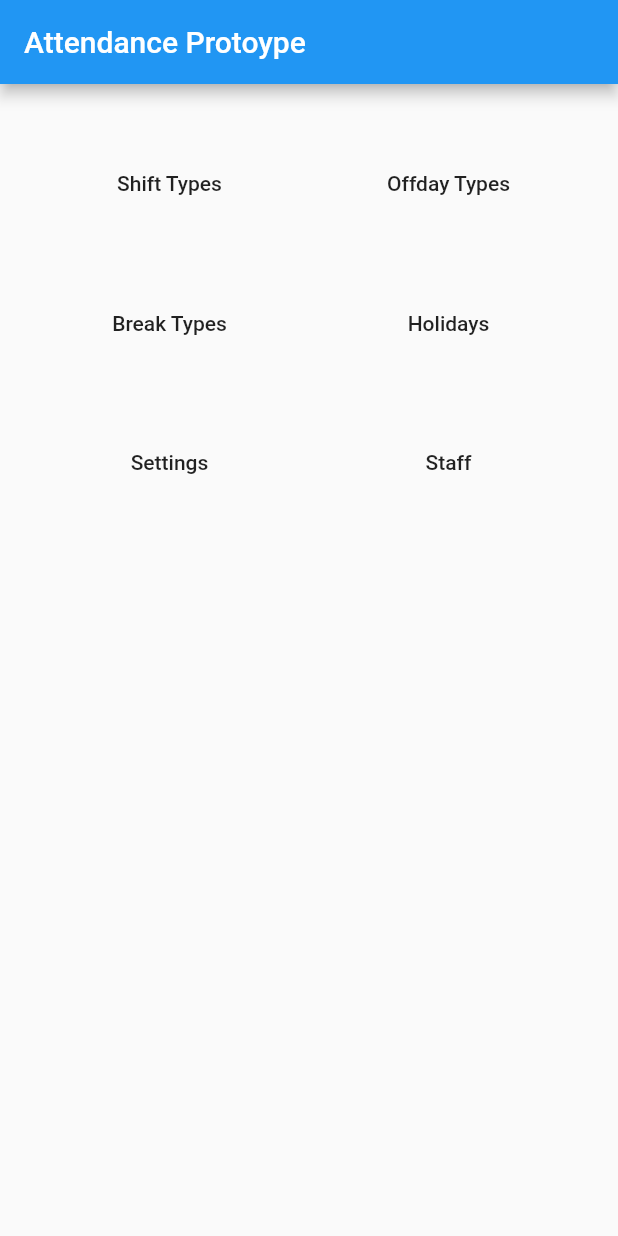
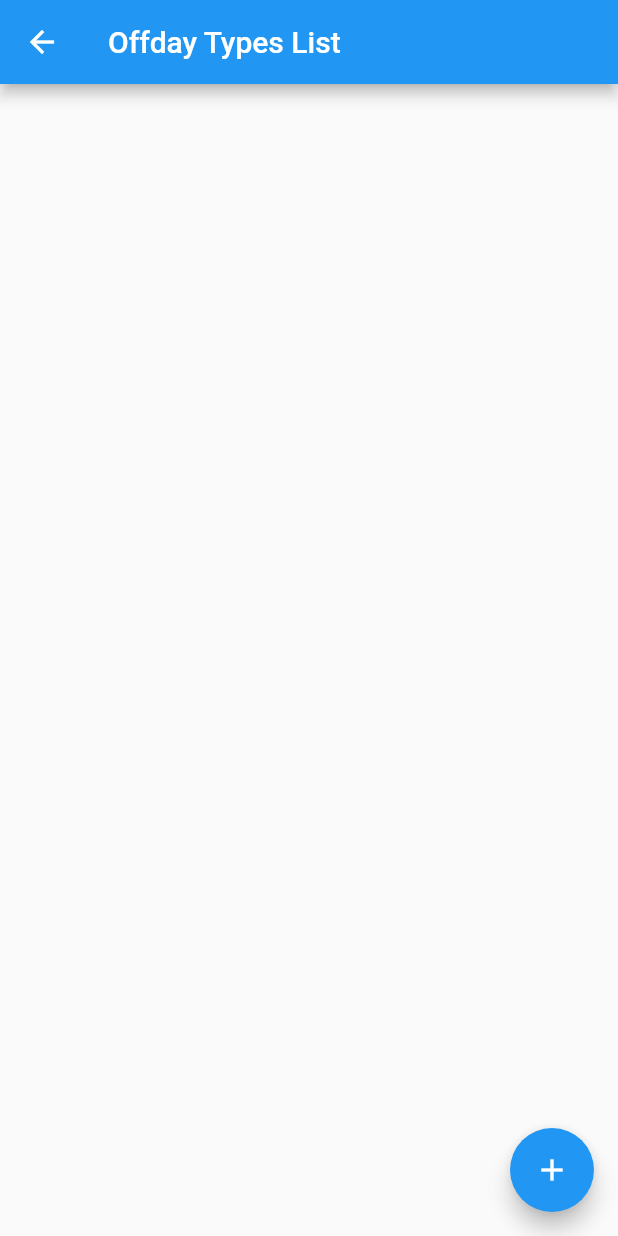
Before and after one commit to majudhu/Haaziree-Vareeju, a Flutter app: the screen it shows after launch, after a tap on "Offday Types", on a phone screen of 412 x 824 dp. Run offline on Flutter 3.47's test engine with Material 2 defaults, Android fonts, the phone set to English and light mode, and no system bars.

Commit message:
add offday types

```diff
--- a/lib/home.dart
+++ b/lib/home.dart
@@ -1,4 +1,5 @@
 import 'package:flutter/material.dart';
+import 'package:haazireevareeju/offday/offdays_page.dart';
 import 'package:haazireevareeju/shift/shifts_page.dart';
 
 class HomePage extends StatelessWidget {
@@ -22,7 +23,11 @@ class HomePage extends StatelessWidget {
             child: Text('Shift Types'),
           ),
           MaterialButton(
-            onPressed: () {},
+            onPressed: () => Navigator.of(context).push(
+              MaterialPageRoute(
+                builder: (context) => OffDaysPage(),
+              ),
+            ),
             child: Text('Offday Types'),
           ),
           MaterialButton(
--- a/lib/main.dart
+++ b/lib/main.dart
@@ -12,7 +12,10 @@ class MyApp extends StatelessWidget {
       providers: [
         ChangeNotifierProvider<ShiftTypeProvider>(
           create: (context) => ShiftTypeProvider(),
-        )
+        ),
+        ChangeNotifierProvider<OffDayTypeProvider>(
+          create: (context) => OffDayTypeProvider(),
+        ),
       ],
       child: MaterialApp(
         title: 'Attendance Prototype',
--- /dev/null
+++ b/lib/offday/offday_type.dart
@@ -0,0 +1,13 @@
+class OffDayType {
+  int typeId;
+  String name;
+  bool paid;
+  bool active;
+
+  OffDayType({
+    this.typeId,
+    this.name,
+    this.paid,
+    this.active = true,
+  });
+}
--- /dev/null
+++ b/lib/offday/offdays_page.dart
@@ -0,0 +1,44 @@
+import 'package:flutter/material.dart';
+import 'package:haazireevareeju/offday/offday_edit_page.dart';
+import 'package:provider/provider.dart';
+
+import 'package:haazireevareeju/provider_model.dart';
+
+class OffDaysPage extends StatelessWidget {
+  @override
+  Widget build(BuildContext context) {
+    return Scaffold(
+      appBar: AppBar(
+        title: Text('Offday Types List'),
+      ),
+      body: Consumer<OffDayTypeProvider>(
+        builder: (context, offDayTypes, child) {
+          return ListView.builder(
+            itemCount: offDayTypes.offDayTypes.length,
+            itemBuilder: (context, index) {
+              final offDayType = offDayTypes.offDayTypes[index];
+              return ListTile(
+                onTap: () => Navigator.of(context).push(
+                  MaterialPageRoute(
+                    builder: (context) => OffDaysEditPage(offDayType),
+                  ),
+                ),
+                title: Text(offDayType.name),
+                subtitle: Text(offDayType.paid.toString()),
+                trailing: Text(offDayType.active.toString()),
+              );
+            },
+          );
+        },
+      ),
+      floatingActionButton: FloatingActionButton(
+        child: Icon(Icons.add),
+        onPressed: () => Navigator.of(context).push(
+          MaterialPageRoute(
+            builder: (context) => OffDaysEditPage(),
+          ),
+        ),
+      ),
+    );
+  }
+}
--- a/lib/provider_model.dart
+++ b/lib/provider_model.dart
@@ -1,4 +1,5 @@
 import 'package:flutter/material.dart';
+import 'package:haazireevareeju/offday/offday_type.dart';
 import 'package:haazireevareeju/shift/shift_type.dart';
 
 class ShiftTypeProvider with ChangeNotifier {
@@ -8,6 +9,13 @@ class ShiftTypeProvider with ChangeNotifier {
   void notifyListeners() {
     super.notifyListeners();
   }
+}
 
+class OffDayTypeProvider with ChangeNotifier {
+  List<OffDayType> offDayTypes = List<OffDayType>();
 
+  @override
+  void notifyListeners() {
+    super.notifyListeners();
+  }
 }
```
Also changed, not shown: lib/offday/offday_edit_page.dart (added, +88 -0 lines).
